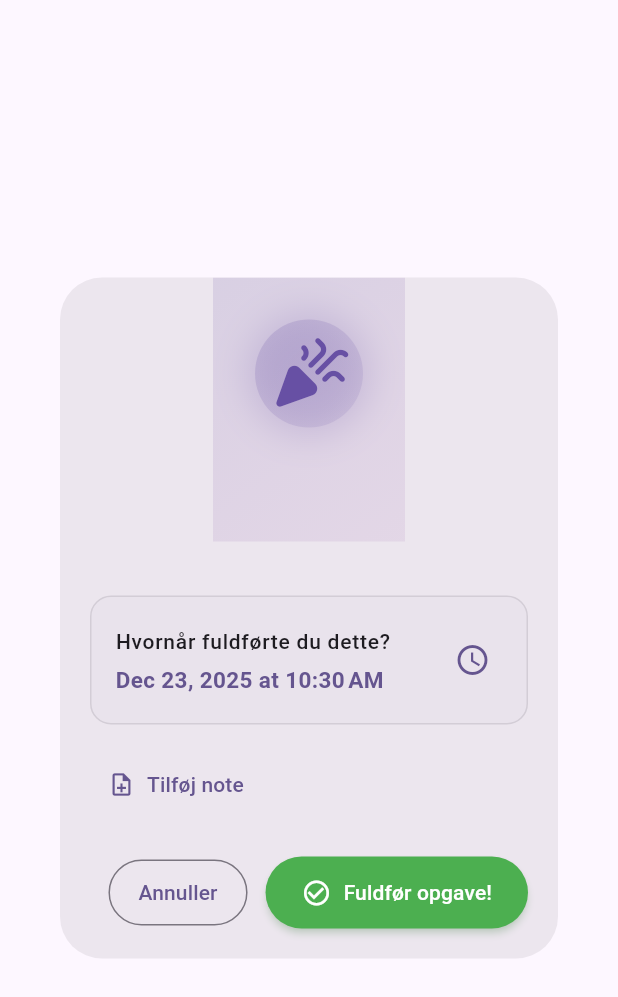
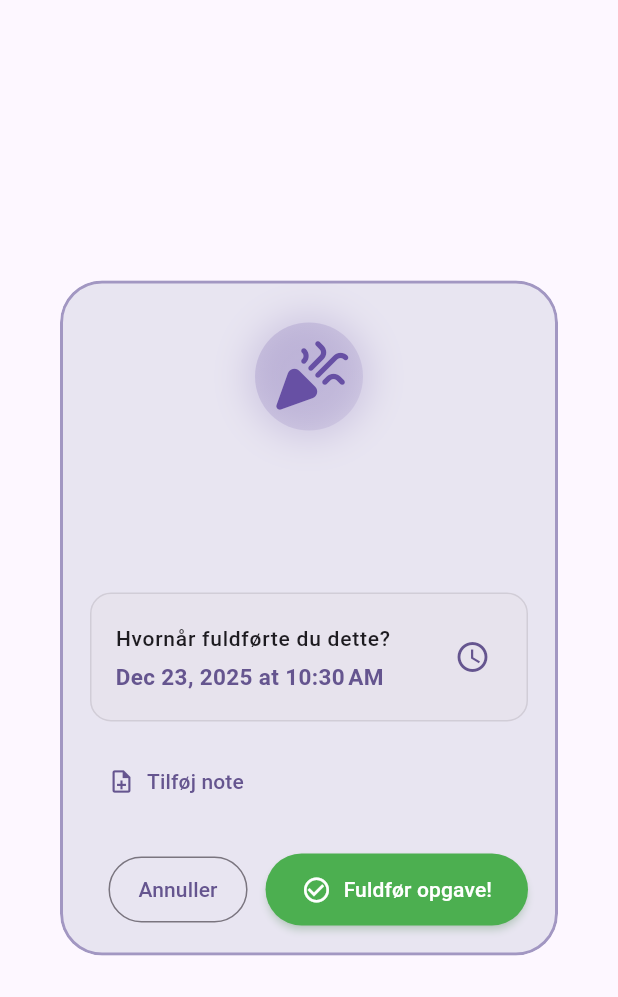
Before and after one commit to akobberup/wheel-of-time-client, a Flutter app: the CompleteTaskDialog widget shown alone on an empty page, opened directly with empty values, on a phone screen of 412 x 824 dp. Shown: the top 997 px of the screen. Run offline on Flutter 3.47's test engine with Material 3 defaults, Android fonts, the phone set to English and light mode, and no system bars; our stand-ins replace cached_network_image, flutter_hooks, flutter_local_notifications, flutter_riverpod, flutter_secure_storage, freezed_annotation and 5 more; missing offline and left inert: disable_battery_optimization, jwt_decode, universal_html, workmanager; accounts and stored records are empty; network calls fail; statements that could not run were skipped.

Commit message:
Redesign complete task dialog med tema-farver
- Hele dialogen bruger nu task listens tema-farve som baggrund
- Tilføj accent-border med mørkere nuance af tema-farven
- Vis opgavens faktiske billede i stedet for generisk ikon
- Uppercase titel med letter-spacing for konsistens med kort-design
- Fjern afkoblet farvet boks fra header

```diff
--- a/lib/screens/upcoming_tasks_screen.dart
+++ b/lib/screens/upcoming_tasks_screen.dart
@@ -201,7 +201,9 @@ class _UpcomingTasksScreenState extends ConsumerState<UpcomingTasksScreen> {
                     completedState: completedState,
                     isDesktop: isDesktop,
                     onToggleExpand: () {
-                      ref.read(completedTasksProvider.notifier).toggleExpanded();
+                      ref
+                          .read(completedTasksProvider.notifier)
+                          .toggleExpanded();
                     },
                     onLoadMore: () {
                       ref.read(completedTasksProvider.notifier).loadMore();
@@ -267,7 +269,8 @@ class _UpcomingTasksScreenState extends ConsumerState<UpcomingTasksScreen> {
         final tasksToShow = isLaterSection && !state.isLaterExpanded
             ? tasks.take(5).toList()
             : tasks;
-        final hasMoreToShow = isLaterSection && tasks.length > 5 && !state.isLaterExpanded;
+        final hasMoreToShow =
+            isLaterSection && tasks.length > 5 && !state.isLaterExpanded;
 
         // Sektionsoverskrift
         widgets.add(
@@ -328,7 +331,9 @@ class _UpcomingTasksScreenState extends ConsumerState<UpcomingTasksScreen> {
             _ExpandLaterButton(
               remainingCount: tasks.length - 5,
               isDesktop: isDesktop,
-              onTap: () => ref.read(upcomingTasksProvider.notifier).toggleLaterExpanded(),
+              onTap: () => ref
+                  .read(upcomingTasksProvider.notifier)
+                  .toggleLaterExpanded(),
             ),
           );
         }
@@ -338,7 +343,9 @@ class _UpcomingTasksScreenState extends ConsumerState<UpcomingTasksScreen> {
           widgets.add(
             _CollapseLaterButton(
               isDesktop: isDesktop,
-              onTap: () => ref.read(upcomingTasksProvider.notifier).toggleLaterExpanded(),
+              onTap: () => ref
+                  .read(upcomingTasksProvider.notifier)
+                  .toggleLaterExpanded(),
             ),
           );
         }
@@ -445,6 +452,9 @@ class _UpcomingTasksScreenState extends ConsumerState<UpcomingTasksScreen> {
         taskId: occurrence.taskId,
         taskName: occurrence.taskName,
         currentStreak: occurrence.currentStreak,
+        taskImagePath: occurrence.taskImagePath,
+        taskListPrimaryColor: occurrence.taskListPrimaryColor,
+        taskListSecondaryColor: occurrence.taskListSecondaryColor,
       ),
     );
 
--- a/lib/widgets/complete_task_dialog.dart
+++ b/lib/widgets/complete_task_dialog.dart
@@ -2,12 +2,14 @@ import 'package:flutter/material.dart';
 import 'package:flutter/services.dart';
 import 'package:flutter_riverpod/flutter_riverpod.dart';
 import 'package:intl/intl.dart';
+import 'package:cached_network_image/cached_network_image.dart';
 import '../providers/task_instance_provider.dart';
 import '../providers/auth_provider.dart';
 import '../providers/theme_provider.dart';
 import '../models/task_instance.dart';
 import '../models/streak.dart';
 import '../l10n/app_strings.dart';
+import '../config/api_config.dart';
 
 /// A celebratory dialog for completing tasks with animations and encouraging messages.
 ///
@@ -18,12 +20,18 @@ class CompleteTaskDialog extends ConsumerStatefulWidget {
   final int taskId;
   final String taskName;
   final StreakResponse? currentStreak;
+  final String? taskImagePath;
+  final String? taskListPrimaryColor;
+  final String? taskListSecondaryColor;
 
   const CompleteTaskDialog({
     super.key,
     required this.taskId,
     required this.taskName,
     this.currentStreak,
+    this.taskImagePath,
+    this.taskListPrimaryColor,
+    this.taskListSecondaryColor,
   });
 
   @override
@@ -143,6 +151,22 @@ class _CompleteTaskDialogState extends ConsumerState<CompleteTaskDialog>
     });
   }
 
+  /// Parser hex color string (f.eks. "#A8D5A2") til Color objekt
+  Color _parseHexColor(String? hexString, Color fallback) {
+    if (hexString == null || hexString.isEmpty) return fallback;
+
+    final buffer = StringBuffer();
+    if (hexString.length == 7) {
+      buffer.write('FF'); // Tilføj alpha hvis ikke angivet
+      buffer.write(hexString.replaceFirst('#', ''));
+    } else if (hexString.length == 9) {
+      buffer.write(hexString.replaceFirst('#', ''));
+    } else {
+      return fallback;
+    }
+    return Color(int.parse(buffer.toString(), radix: 16));
+  }
+
   /// Fetches the completion message from the API in the background.
   Future<void> _fetchCompletionMessage() async {
     try {
@@ -255,20 +279,41 @@ class _CompleteTaskDialogState extends ConsumerState<CompleteTaskDialog>
     final themeState = ref.watch(themeProvider);
     final themeColor = themeState.seedColor;
 
+    // Brug task listens tema farver
+    final primaryColor = _parseHexColor(
+      widget.taskListPrimaryColor,
+      themeColor,
+    );
+    final secondaryColor = _parseHexColor(
+      widget.taskListSecondaryColor,
+      primaryColor,
+    );
+
+    // Lys baggrund baseret på tema farve
+    final backgroundColor = Color.lerp(primaryColor, Colors.white, 0.85) ??
+        primaryColor.withValues(alpha: 0.15);
+    final borderColor = Color.lerp(primaryColor, Colors.black, 0.1) ??
+        primaryColor;
+
     return ScaleTransition(
       scale: _scaleAnimation,
       child: Dialog(
         shape: RoundedRectangleBorder(
           borderRadius: BorderRadius.circular(_borderRadius),
+          side: BorderSide(
+            color: borderColor.withValues(alpha: 0.5),
+            width: 2,
+          ),
         ),
         clipBehavior: Clip.antiAlias,
+        backgroundColor: backgroundColor,
         child: Stack(
           children: [
             Column(
               mainAxisSize: MainAxisSize.min,
               children: [
-                // Celebratory header with gradient
-                _buildCelebratoryHeader(colorScheme, textTheme, themeColor),
+                // Celebratory header with task image
+                _buildCelebratoryHeader(colorScheme, textTheme, primaryColor, secondaryColor),
 
                 // Main content area
                 Padding(
@@ -310,30 +355,18 @@ class _CompleteTaskDialogState extends ConsumerState<CompleteTaskDialog>
     );
   }
 
-  /// Builds the celebratory header with gradient background and animated icon.
+  /// Builds the celebratory header with task image - no separate background.
   Widget _buildCelebratoryHeader(
     ColorScheme colorScheme,
     TextTheme textTheme,
-    Color themeColor,
+    Color primaryColor,
+    Color secondaryColor,
   ) {
-    return Container(
-      decoration: BoxDecoration(
-        gradient: LinearGradient(
-          begin: Alignment.topLeft,
-          end: Alignment.bottomRight,
-          colors: [
-            themeColor.withValues(alpha: 0.15),
-            HSLColor.fromColor(themeColor)
-                .withHue((HSLColor.fromColor(themeColor).hue + 30) % 360)
-                .toColor()
-                .withValues(alpha: 0.1),
-          ],
-        ),
-      ),
+    return Padding(
       padding: const EdgeInsets.all(_headerPadding),
       child: Column(
         children: [
-          // Animated celebration icon
+          // Animeret opgave billede eller celebration ikon
           AnimatedBuilder(
             animation: Listenable.merge([
               _iconBounceAnimation,
@@ -344,7 +377,54 @@ class _CompleteTaskDialogState extends ConsumerState<CompleteTaskDialog>
                 scale: _iconBounceAnimation.value,
                 child: Transform.rotate(
                   angle: _iconRotationAnimation.value,
-                  child: Container(
+                  child: _buildHeaderImage(primaryColor),
+                ),
+              );
+            },
+          ),
+          const SizedBox(height: 16),
+          Text(
+            widget.taskName.toUpperCase(),
+            style: textTheme.titleLarge?.copyWith(
+              fontWeight: FontWeight.bold,
+              color: colorScheme.onSurface,
+              letterSpacing: 1.0,
+            ),
+            textAlign: TextAlign.center,
+          ),
+        ],
+      ),
+    );
+  }
+
+  /// Bygger header billedet - enten opgave billede eller celebration ikon
+  Widget _buildHeaderImage(Color primaryColor) {
+    final imagePath = widget.taskImagePath;
+
+    if (imagePath != null && imagePath.isNotEmpty) {
+      // Vis opgavens faktiske billede
+      return SizedBox(
+        width: 120,
+        height: 120,
+        child: CachedNetworkImage(
+          imageUrl: ApiConfig.getImageUrl(imagePath),
+          fit: BoxFit.contain,
+          placeholder: (context, url) => const Center(
+            child: CircularProgressIndicator(),
+          ),
+          errorWidget: (context, url, error) =>
+              _buildFallbackIcon(primaryColor),
+        ),
+      );
+    } else {
+      // Fallback til celebration ikon
+      return _buildFallbackIcon(primaryColor);
+    }
+  }
+
+  /// Bygger fallback celebration ikon
+  Widget _buildFallbackIcon(Color primaryColor) {
+    return Container(
       width: _iconSize + 16,
       height: _iconSize + 16,
       decoration: BoxDecoration(
@@ -353,13 +433,13 @@ class _CompleteTaskDialogState extends ConsumerState<CompleteTaskDialog>
           begin: Alignment.topLeft,
           end: Alignment.bottomRight,
           colors: [
-                          themeColor.withValues(alpha: 0.2),
-                          themeColor.withValues(alpha: 0.1),
+            primaryColor.withValues(alpha: 0.2),
+            primaryColor.withValues(alpha: 0.1),
           ],
         ),
         boxShadow: [
           BoxShadow(
-                          color: themeColor.withValues(alpha: 0.2),
+            color: primaryColor.withValues(alpha: 0.2),
             blurRadius: 20,
             spreadRadius: 5,
           ),
@@ -368,24 +448,7 @@ class _CompleteTaskDialogState extends ConsumerState<CompleteTaskDialog>
       child: Icon(
         Icons.celebration_rounded,
         size: _iconSize,
-                      color: themeColor,
-                    ),
-                  ),
-                ),
-              );
-            },
-          ),
-          const SizedBox(height: 16),
-          Text(
-            widget.taskName,
-            style: textTheme.headlineSmall?.copyWith(
-              fontWeight: FontWeight.bold,
-              color: colorScheme.onSurface,
-              letterSpacing: -0.5,
-            ),
-            textAlign: TextAlign.center,
-          ),
-        ],
+        color: primaryColor,
       ),
     );
   }
@@ -595,9 +658,8 @@ class _CompleteTaskDialogState extends ConsumerState<CompleteTaskDialog>
           child: FilledButton.icon(
             onPressed: _isLoading || _isSuccess ? null : _submit,
             style: FilledButton.styleFrom(
-              backgroundColor: _isSuccess
-                  ? Colors.green.shade600
-                  : Colors.green.shade500,
+              backgroundColor:
+                  _isSuccess ? Colors.green.shade600 : Colors.green.shade500,
               foregroundColor: Colors.white,
               padding: const EdgeInsets.symmetric(horizontal: 24, vertical: 14),
               elevation: _isSuccess ? 6 : 2,
```
Lines whose indentation alone changed are shown as unchanged.
